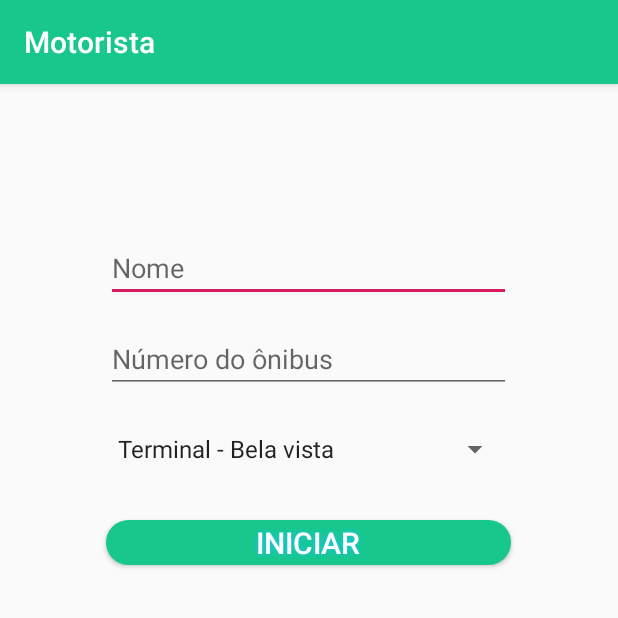
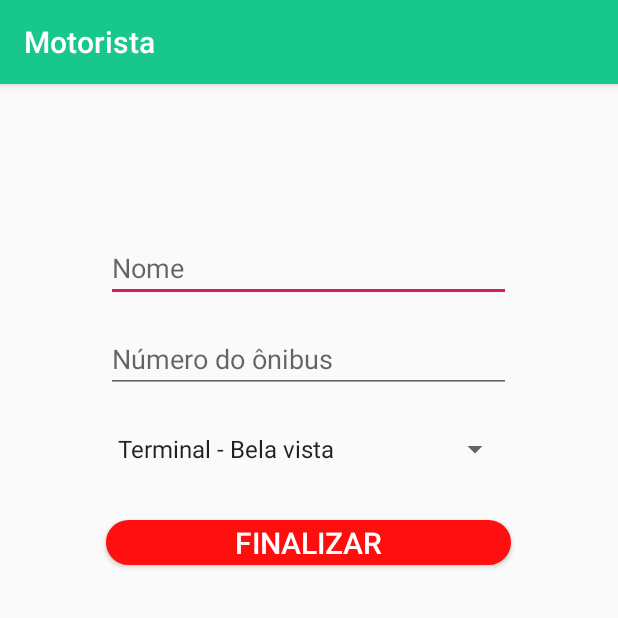
Before and after one commit to equipe-buson/ProjetoPI, an Android app: the test screen opened directly, with no data from a screen before it, after a tap on "INICIAR", on a phone screen of 412 x 824 dp, the top half of it. Run offline under Robolectric (Android 15) with nearby library versions, the phone set to English and light mode, and no system bars; our stand-ins replace Firebase (no records; nobody signed in at launch, a user with empty details on screens opened directly).

Commit message:
firebase2

```diff
--- a/app/src/main/java/com/example/myapplication/mot.java
+++ b/app/src/main/java/com/example/myapplication/mot.java
@@ -1,10 +1,15 @@
 package com.example.myapplication;
+
+import java.lang.reflect.Array;
 
 public class mot {
 
     private String nomeMotorista;
     private String numMotorista;
     private String linha;
+
+
+    private Array categorias;
 
 
     public mot() {
--- a/app/src/main/java/com/example/myapplication/test.java
+++ b/app/src/main/java/com/example/myapplication/test.java
@@ -38,7 +38,9 @@ public class test extends AppCompatActivity implements AdapterView.OnItemSelecte
         super.onCreate(savedInstanceState);
         setContentView(R.layout.activity_test);
 
-        Button botao = (Button) findViewById(R.id.btn_iniciar);
+        final Button botao = (Button) findViewById(R.id.btn_iniciar);
+        final Button botao_finalizar = (Button) findViewById(R.id.btn_finalizar);
+
         final EditText etNome = (EditText) findViewById(R.id.nome_motorista);
         final EditText etNumeroOnibus = (EditText) findViewById(R.id.numero_onibus);
         Spinner etLinha = (Spinner) findViewById(R.id.linha);
@@ -55,7 +57,7 @@ public class test extends AppCompatActivity implements AdapterView.OnItemSelecte
         spinner.setOnItemSelectedListener(this);
 
         // Spinner Drop down elements
-        List<String> categories = new ArrayList<String>();
+        final List<String> categories = new ArrayList<String>();
         categories.add("Terminal - Bela vista");
         categories.add("Bela Vista - Terminal");
         categories.add("Terminal - Poço Grande");
@@ -88,7 +90,27 @@ public class test extends AppCompatActivity implements AdapterView.OnItemSelecte
 
                 ref.child("mot02").child(motorista.getNomeMotorista()).setValue(motorista);
 
+                botao.setVisibility(View.INVISIBLE);
+                botao_finalizar.setVisibility(View.VISIBLE);
+
                 Toast.makeText(test.this,"Iniciando",Toast.LENGTH_SHORT).show();
+
+            }
+
+        });
+
+        botao_finalizar.setOnClickListener(new View.OnClickListener() {
+            @Override
+            public void onClick(View v) {
+
+                ref.child("mot02").child(nome).removeValue(motorista);
+
+
+
+                botao_finalizar.setVisibility(View.INVISIBLE);
+                botao.setVisibility(View.VISIBLE);
+
+                Toast.makeText(test.this,"Finalizando",Toast.LENGTH_SHORT).show();
 
             }
         });
--- /dev/null
+++ b/app/src/main/res/drawable/buttonshape2.xml
@@ -0,0 +1,23 @@
+<?xml version="1.0" encoding="utf-8"?>
+<shape xmlns:android="http://schemas.android.com/apk/res/android" android:shape="rectangle" >
+    <corners
+        android:radius="14dp"
+        />
+    <solid
+        android:color="#FF0F0F"
+        />
+    <padding
+        android:left="0dp"
+        android:top="0dp"
+        android:right="0dp"
+        android:bottom="0dp"
+        />
+    <size
+        android:width="270dp"
+        android:height="60dp"
+        />
+    <stroke
+        android:width="3dp"
+        android:color="#FF0F0F"
+        />
+</shape>
--- a/app/src/main/res/layout/activity_test.xml
+++ b/app/src/main/res/layout/activity_test.xml
@@ -50,8 +50,20 @@
         android:layout_gravity="center"
         android:layout_marginTop="35dp"/>
 
-
-
-
+    <Button
+        android:id="@+id/btn_finalizar"
+        android:layout_width="270dp"
+        android:layout_height="30dp"
+        android:layout_gravity="center"
+        android:layout_marginTop="-30dp"
+        android:background="@drawable/buttonshape2"
+        android:shadowColor="#FF0F0F"
+        android:shadowDx="0"
+        android:shadowDy="0"
+        android:shadowRadius="5"
+        android:text="Finalizar"
+        android:textColor="#FFFFFF"
+        android:textSize="20dp"
+        android:visibility="invisible" />
 
 </LinearLayout>
```
Also changed, not shown: app/src/main/AndroidManifest.xml (+11 -0 lines), app/src/main/java/com/example/myapplication/Dados.java (added, +46 -0 lines), app/src/main/res/layout/activity_dados2.xml (renamed from app/src/main/res/layout/activity_dados.xml).
